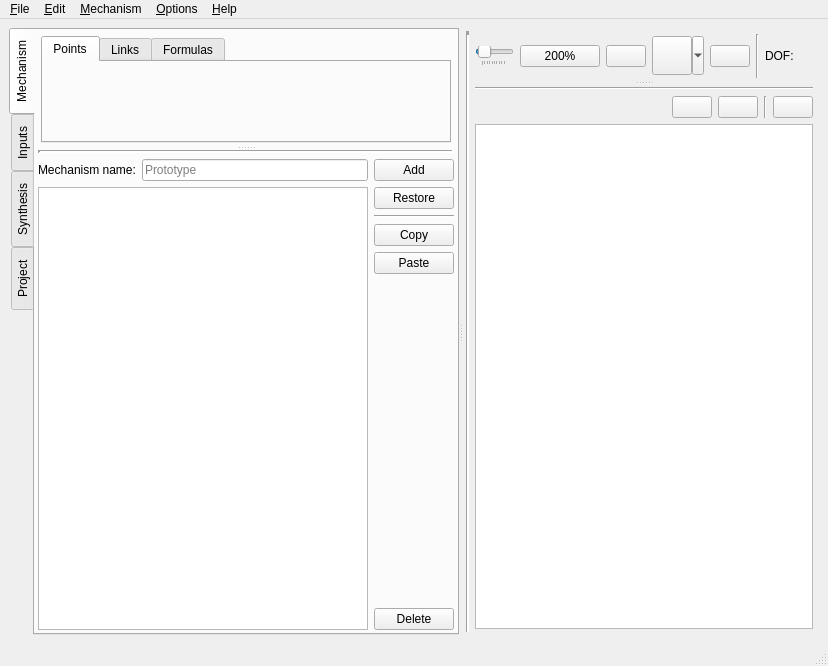
This is pyslvs_ui/widgets/main.ui in KmolYuan/Pyslvs-UI as Qt 5 draws it before an edit. The edited form follows.
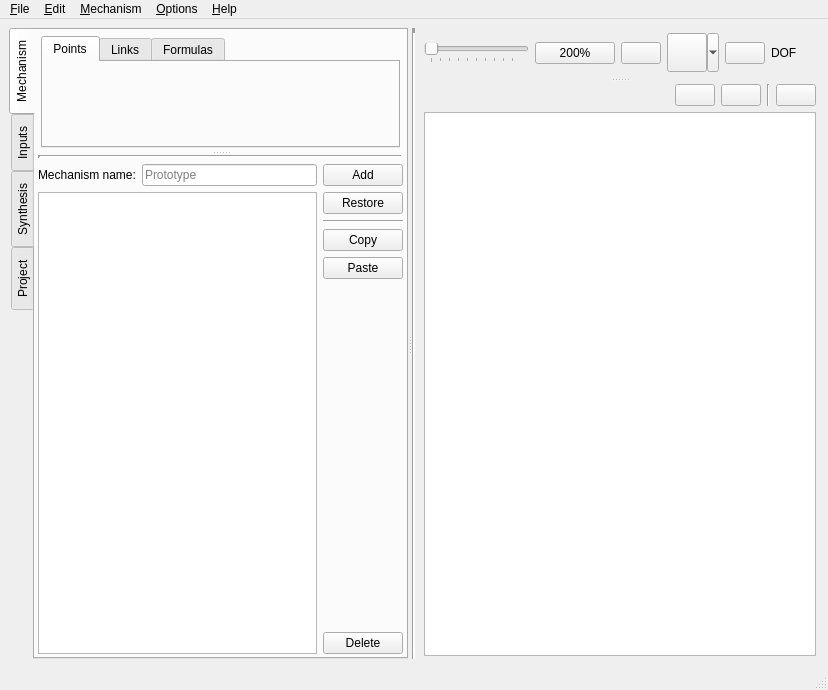
This is the edited form. Icons and pictures are not drawn.

Commit message: Add "navigation toolbar position" option.

Patch:
```diff
--- a/pyslvs_ui/widgets/main.ui
+++ b/pyslvs_ui/widgets/main.ui
@@ -7,7 +7,7 @@
     <x>0</x>
     <y>0</y>
     <width>828</width>
-    <height>666</height>
+    <height>690</height>
    </rect>
   </property>
   <property name="mouseTracking">
@@ -30,37 +30,12 @@
      <verstretch>0</verstretch>
     </sizepolicy>
    </property>
-   <layout class="QVBoxLayout" name="verticalLayout_2">
+   <layout class="QVBoxLayout" name="verticalLayout">
     <item>
      <widget class="QSplitter" name="main_splitter">
       <property name="orientation">
        <enum>Qt::Horizontal</enum>
       </property>
-      <widget class="QSplitter" name="left_splitter">
-       <property name="minimumSize">
-        <size>
-         <width>450</width>
-         <height>0</height>
-        </size>
-       </property>
-       <property name="orientation">
-        <enum>Qt::Vertical</enum>
-       </property>
-       <widget class="QWidget" name="curve_area" native="true">
-        <layout class="QVBoxLayout" name="verticalLayout_31">
-         <property name="leftMargin">
-          <number>0</number>
-         </property>
-         <property name="topMargin">
-          <number>0</number>
-         </property>
-         <property name="rightMargin">
-          <number>0</number>
-         </property>
-         <property name="bottomMargin">
-          <number>0</number>
-         </property>
-         <item>
           <widget class="QTabWidget" name="main_panel">
            <property name="tabPosition">
             <enum>QTabWidget::West</enum>
@@ -455,38 +430,12 @@
             </layout>
            </widget>
           </widget>
-         </item>
-        </layout>
-       </widget>
-      </widget>
-      <widget class="QSplitter" name="RightSplitter">
-       <property name="orientation">
-        <enum>Qt::Vertical</enum>
-       </property>
-       <widget class="QWidget" name="histogramArea" native="true">
-        <layout class="QHBoxLayout" name="horizontalLayout_2">
-         <property name="spacing">
-          <number>3</number>
-         </property>
-         <property name="leftMargin">
-          <number>3</number>
-         </property>
-         <property name="topMargin">
-          <number>3</number>
-         </property>
-         <property name="rightMargin">
-          <number>3</number>
-         </property>
-         <property name="bottomMargin">
-          <number>3</number>
-         </property>
+      <widget class="QWidget" name="horizontalLayoutWidget">
+       <layout class="QHBoxLayout" name="canvas_layout">
          <item>
-          <widget class="Line" name="line">
-           <property name="frameShadow">
-            <enum>QFrame::Sunken</enum>
-           </property>
+         <widget class="Line" name="middle_line">
            <property name="lineWidth">
-            <number>4</number>
+           <number>5</number>
            </property>
            <property name="orientation">
             <enum>Qt::Vertical</enum>
@@ -501,14 +450,14 @@
            <property name="handleWidth">
             <number>3</number>
            </property>
-           <widget class="QWidget" name="BrowserWidget" native="true">
+          <widget class="QWidget" name="nav_toolbar" native="true">
             <property name="maximumSize">
              <size>
               <width>16777215</width>
               <height>50</height>
              </size>
             </property>
-            <layout class="QHBoxLayout" name="horizontalLayout_7">
+           <layout class="QHBoxLayout" name="nav_layout">
              <property name="leftMargin">
               <number>3</number>
              </property>
@@ -538,11 +487,8 @@
                <property name="pageStep">
                 <number>50</number>
                </property>
-               <property name="value">
-                <number>200</number>
-               </property>
                <property name="sliderPosition">
-                <number>200</number>
+               <number>10</number>
                </property>
                <property name="orientation">
                 <enum>Qt::Horizontal</enum>
@@ -596,6 +542,12 @@
              </item>
              <item>
               <widget class="QToolButton" name="alignment_button">
+              <property name="sizePolicy">
+               <sizepolicy hsizetype="Fixed" vsizetype="Fixed">
+                <horstretch>0</horstretch>
+                <verstretch>0</verstretch>
+               </sizepolicy>
+              </property>
                <property name="statusTip">
                 <string>Point alignment: Align the selected points with a value of x or y axis.</string>
                </property>
@@ -616,6 +568,12 @@
              </item>
              <item>
               <widget class="QPushButton" name="free_move_button">
+              <property name="sizePolicy">
+               <sizepolicy hsizetype="Fixed" vsizetype="Fixed">
+                <horstretch>0</horstretch>
+                <verstretch>0</verstretch>
+               </sizepolicy>
+              </property>
                <property name="statusTip">
                 <string>Free mode: Allow selected point coordinates to be edited by dragging.</string>
                </property>
@@ -632,16 +590,9 @@
               </widget>
              </item>
              <item>
-              <widget class="Line" name="line_3">
-               <property name="orientation">
-                <enum>Qt::Vertical</enum>
-               </property>
-              </widget>
-             </item>
-             <item>
-              <widget class="QLabel" name="DOFLable">
+             <widget class="QLabel" name="dof_lable">
                <property name="sizePolicy">
-                <sizepolicy hsizetype="Preferred" vsizetype="Fixed">
+               <sizepolicy hsizetype="Fixed" vsizetype="Fixed">
                  <horstretch>0</horstretch>
                  <verstretch>0</verstretch>
                 </sizepolicy>
@@ -650,12 +601,18 @@
                 <string>Degree of Freedom</string>
                </property>
                <property name="text">
-                <string>DOF:</string>
+               <string>DOF</string>
                </property>
               </widget>
              </item>
              <item>
-              <widget class="QLabel" name="DOFview">
+             <widget class="QLabel" name="dof_view">
+              <property name="sizePolicy">
+               <sizepolicy hsizetype="Fixed" vsizetype="Fixed">
+                <horstretch>0</horstretch>
+                <verstretch>0</verstretch>
+               </sizepolicy>
+              </property>
                <property name="text">
                 <string/>
                </property>
@@ -664,7 +621,7 @@
              <item>
               <widget class="QLabel" name="conflict">
                <property name="sizePolicy">
-                <sizepolicy hsizetype="Preferred" vsizetype="Fixed">
+               <sizepolicy hsizetype="Fixed" vsizetype="Fixed">
                  <horstretch>0</horstretch>
                  <verstretch>0</verstretch>
                 </sizepolicy>
@@ -697,14 +654,7 @@
               <number>3</number>
              </property>
              <item>
-              <widget class="Line" name="line_6">
-               <property name="orientation">
-                <enum>Qt::Horizontal</enum>
-               </property>
-              </widget>
-             </item>
-             <item>
-              <widget class="QWidget" name="widget" native="true">
+             <widget class="QWidget" name="console_toolbar" native="true">
                <layout class="QHBoxLayout" name="horizontalLayout_5">
                 <property name="leftMargin">
                  <number>0</number>
@@ -768,7 +718,7 @@
                  </widget>
                 </item>
                 <item>
-                 <widget class="QPushButton" name="clearConsole">
+                <widget class="QPushButton" name="clear_console">
                   <property name="statusTip">
                    <string>Clear GUI console.</string>
                   </property>
@@ -791,7 +741,6 @@
         </layout>
        </widget>
       </widget>
-     </widget>
     </item>
    </layout>
   </widget>
```
Left out of the diff: 2 changed lines with no effect on the pictures. Lines whose indentation alone changed are shown as unchanged. The commit also changes 8 other files.
